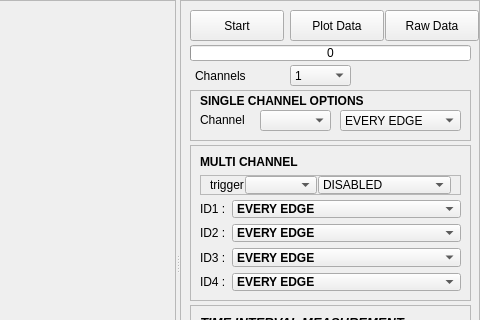
jithinbp/SEELablet-apps, file seel_res/GUI/A_TandM/templates/digitalScope.ui: the form before one commit; both pictures show x 412 to 892 and y 0 to 320 of the 892 by 549 pixel window.
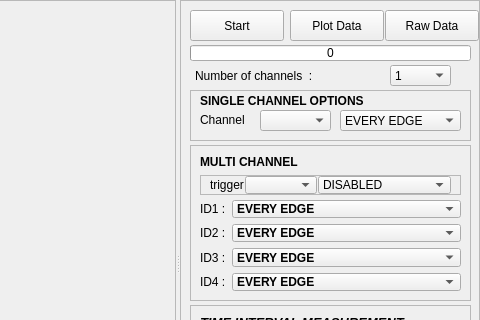
The form after the commit. Icons and pictures are not drawn.

```diff
--- a/seel_res/GUI/A_TandM/templates/digitalScope.ui
+++ b/seel_res/GUI/A_TandM/templates/digitalScope.ui
@@ -340,7 +340,7 @@
          <rect>
           <x>15</x>
           <y>60</y>
-          <width>71</width>
+          <width>176</width>
           <height>31</height>
          </rect>
         </property>
@@ -351,7 +351,7 @@
          </sizepolicy>
         </property>
         <property name="text">
-         <string>Channels</string>
+         <string>Number of channels  :</string>
         </property>
        </widget>
        <widget class="QFrame" name="frame_5">
@@ -642,7 +642,7 @@
        <widget class="QComboBox" name="active_channel_box">
         <property name="geometry">
          <rect>
-          <x>110</x>
+          <x>210</x>
           <y>65</y>
           <width>61</width>
           <height>21</height>
```
Left out of the diff: 20 changed lines with no effect on the pictures.
